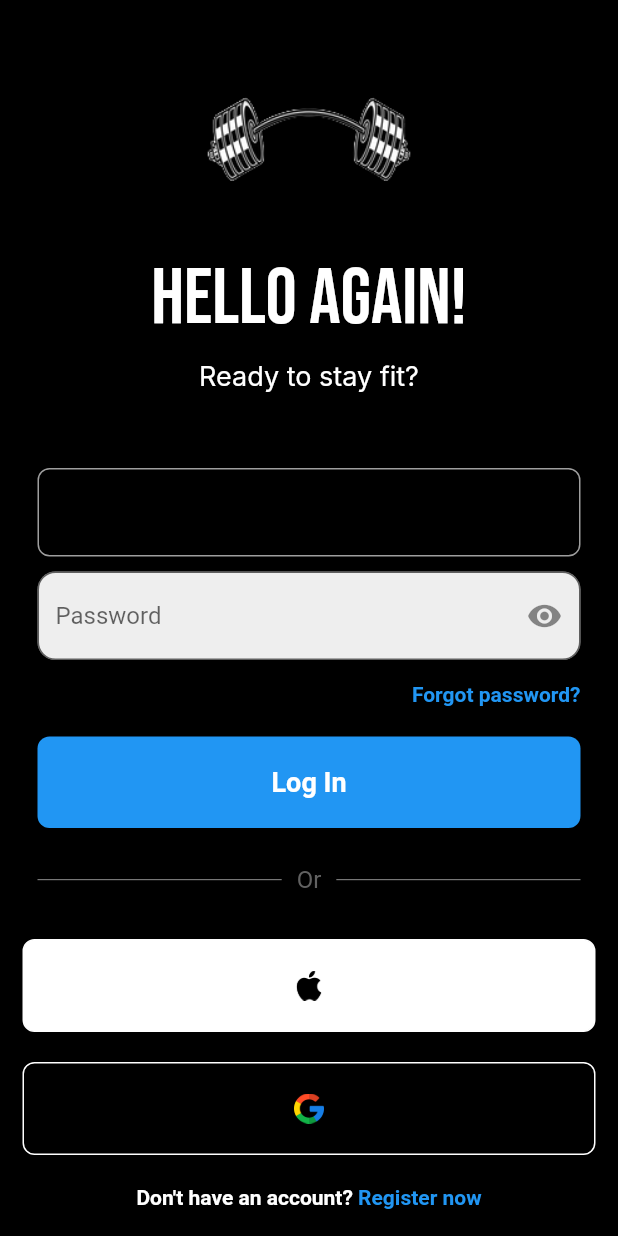
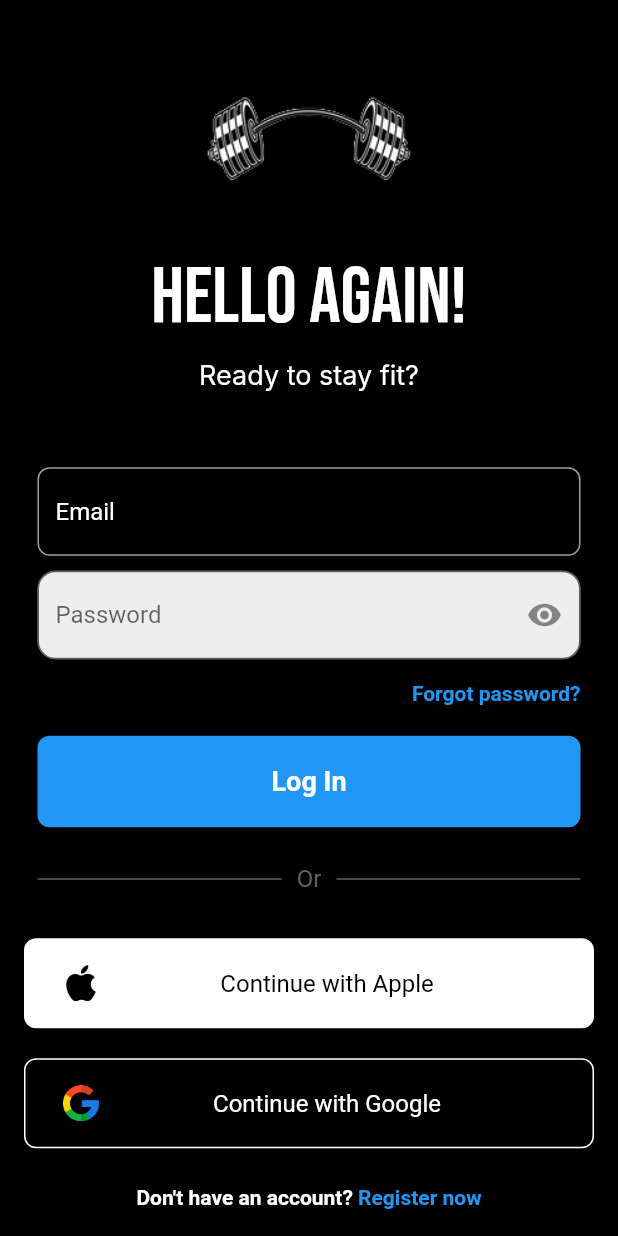
Before and after one commit to dachmiel/StrongEats, a Flutter app: the screen it shows after launch, on a phone screen of 412 x 824 dp. Run offline on Flutter 3.47's test engine with Material 2 defaults, Android fonts, the phone set to English and light mode, and no system bars; our stand-ins replace cloud_firestore, email_validator, firebase_auth, firebase_core, google_fonts; accounts and stored records are empty.

Commit message:
+working 11:27PM

```diff
--- a/strongeats_app/lib/components/square_tile.dart
+++ b/strongeats_app/lib/components/square_tile.dart
@@ -1,28 +1,51 @@
 import 'package:flutter/material.dart';
 
 class SquareTile extends StatelessWidget {
+  final String text;
   final String imagePath;
   final Color boxColor;
   final Color borderColor;
+  final Color textColor;
   const SquareTile({
     super.key,
+    required this.text,
     required this.imagePath,
     required this.boxColor,
     required this.borderColor,
+    required this.textColor,
   });
 
   @override
   Widget build(BuildContext context) {
     return Container(
-      padding: EdgeInsets.symmetric(vertical: 20, horizontal: 180),
+      padding:
+          EdgeInsets.symmetric(vertical: 17, horizontal: 25), //size of image
+      width: 380,
+      height: 60,
       decoration: BoxDecoration(
         border: Border.all(color: borderColor),
         borderRadius: BorderRadius.circular(8),
         color: boxColor,
       ),
-      child: Image.asset(
-        imagePath,
-        height: 20,
+      child: Row(
+        children: [
+          Image.asset(
+            imagePath,
+            // height: 25,
+          ),
+          Expanded(
+            child: Align(
+              alignment: Alignment.center,
+              child: Text(
+                'Continue with ' + text,
+                style: TextStyle(
+                  color: textColor,
+                  fontSize: 16,
+                ),
+              ),
+            ),
+          )
+        ],
       ),
     );
   }
--- a/strongeats_app/lib/pages/login_page.dart
+++ b/strongeats_app/lib/pages/login_page.dart
@@ -23,6 +23,7 @@ class _LoginPageState extends State<LoginPage> {
   final _formfield = GlobalKey<FormState>();
   bool passToggle = true;
   bool invalidEmailPasswordVisible = false;
+  bool isFocused = false;
 
   // sign user in method
   Future signIn() async {
@@ -103,9 +104,14 @@ class _LoginPageState extends State<LoginPage> {
                   Padding(
                     padding: const EdgeInsets.symmetric(horizontal: 25.0),
                     child: TextFormField(
+                      keyboardType: TextInputType.emailAddress,
                       controller: _emailController,
                       decoration: InputDecoration(
-                        labelText: "Email",
+                        hintText: isFocused ? null : 'Email',
+                        labelText: isFocused ? 'Email' : null,
+                        hintStyle: TextStyle(
+                          color: Colors.white,
+                        ),
                         enabledBorder: OutlineInputBorder(
                           borderSide: BorderSide(
                             color: Colors.grey,
@@ -120,9 +126,16 @@ class _LoginPageState extends State<LoginPage> {
                           ),
                           borderRadius: BorderRadius.circular(8),
                         ),
-                        hintText: 'Email',
                         fillColor: Colors.black,
                         filled: true,
+                      ),
+                      onTap: () {
+                        setState(() {
+                          isFocused = true;
+                        });
+                      },
+                      style: TextStyle(
+                        color: Colors.white,
                       ),
                       validator: (text) {
                         bool emailValid = EmailValidator.validate(text!);
@@ -290,9 +303,11 @@ class _LoginPageState extends State<LoginPage> {
                     children: const [
                       // apple button
                       SquareTile(
+                        text: 'Apple',
                         imagePath: 'lib/assets/apple.png',
                         boxColor: Colors.white,
                         borderColor: Colors.white,
+                        textColor: Colors.black,
                       ),
 
                       const SizedBox(
@@ -301,14 +316,16 @@ class _LoginPageState extends State<LoginPage> {
 
                       // google button
                       SquareTile(
+                        text: 'Google',
                         imagePath: 'lib/assets/google.png',
                         boxColor: Colors.black,
                         borderColor: Colors.white,
+                        textColor: Colors.white,
                       ),
                     ],
                   ),
 
-                  const SizedBox(height: 20),
+                  const SizedBox(height: 25),
 
                   // not a member? register now
                   Row(
--- a/strongeats_app/pubspec.yaml
+++ b/strongeats_app/pubspec.yaml
@@ -41,6 +41,7 @@ dependencies:
   cloud_firestore: ^4.12.1
   google_nav_bar: ^5.0.6
   email_validator: ^2.1.17
+  google_sign_in: ^6.1.5
 
 dev_dependencies:
   flutter_test:
```
Also changed, not shown: strongeats_app/lib/components/myTextField.dart (added, +44 -0 lines), strongeats_app/pubspec.lock, 1 other file.
